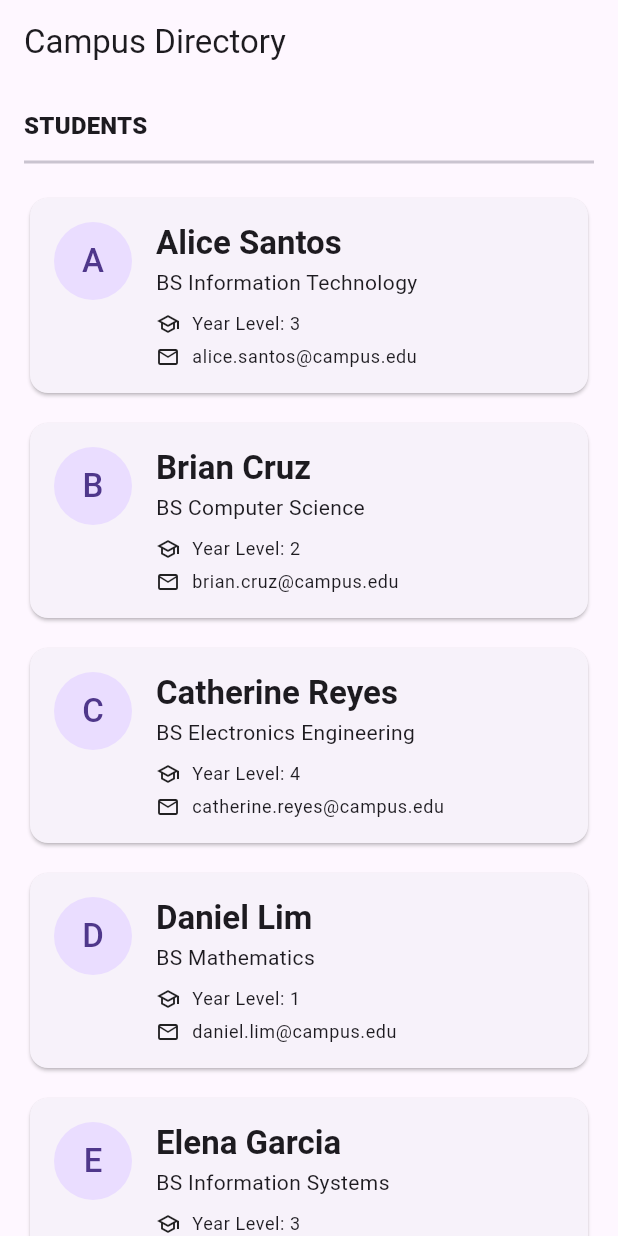
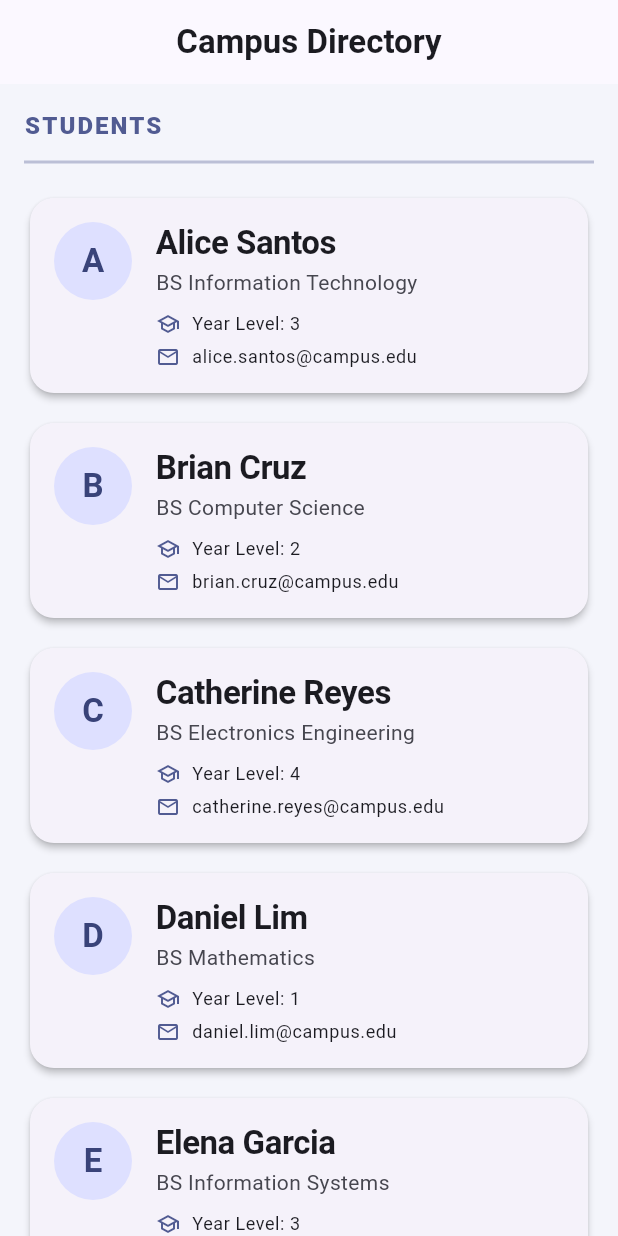
Before and after one commit to jayaguelo-spec/stateless-lab-jay, a Flutter app: the screen it shows after launch, on a phone screen of 412 x 824 dp. Run offline on Flutter 3.47's test engine with Material 3 defaults, Android fonts, the phone set to English and light mode, and no system bars.

Commit message:
Add theme and style customizations

```diff
--- a/lib/main.dart
+++ b/lib/main.dart
@@ -65,7 +65,17 @@ class DirectoryApp extends StatelessWidget {
   Widget build(BuildContext context) {
     return MaterialApp(
       title: 'Campus Directory',
-      theme: ThemeData(useMaterial3: true),
+      // CUSTOMIZATION 1: theme seed color is indigo instead of the default blue.
+      theme: ThemeData(
+        colorSchemeSeed: Colors.indigo,
+        useMaterial3: true,
+        // CUSTOMIZATION 2: tinted scaffold background so the cards stand out.
+        scaffoldBackgroundColor: const Color(0xFFF4F5FB),
+        appBarTheme: const AppBarTheme(
+          centerTitle: true,
+          elevation: 0,
+        ),
+      ),
       home: const DirectoryScreen(),
     );
   }
@@ -79,10 +89,13 @@ class DirectoryScreen extends StatelessWidget {
   Widget build(BuildContext context) {
     return Scaffold(
       appBar: AppBar(
-        title: const Text('Campus Directory'),
+        title: const Text(
+          'Campus Directory',
+          style: TextStyle(fontWeight: FontWeight.w700),
+        ),
       ),
       body: ListView(
-        padding: const EdgeInsets.all(16),
+        padding: const EdgeInsets.fromLTRB(16, 16, 16, 24),
         children: [
           const SectionHeader('Students'),
           const SizedBox(height: 12),
@@ -105,17 +118,27 @@ class SectionHeader extends StatelessWidget {
 
   @override
   Widget build(BuildContext context) {
+    final ColorScheme colors = Theme.of(context).colorScheme;
+
     return Column(
       crossAxisAlignment: CrossAxisAlignment.start,
       children: [
         Text(
           title.toUpperCase(),
           style: Theme.of(context).textTheme.titleMedium?.copyWith(
+                // CUSTOMIZATION 3: uppercase, letter-spaced heading in the
+                // theme's primary color instead of plain black text.
                 fontWeight: FontWeight.w800,
+                letterSpacing: 1.4,
+                color: colors.primary,
               ),
         ),
         const SizedBox(height: 4),
-        const Divider(thickness: 2),
+        // CUSTOMIZATION 4: thicker divider tinted with the primary color.
+        Divider(
+          thickness: 2,
+          color: colors.primary.withValues(alpha: 0.35),
+        ),
       ],
     );
   }
@@ -129,7 +152,14 @@ class StudentCard extends StatelessWidget {
 
   @override
   Widget build(BuildContext context) {
+    final ColorScheme colors = Theme.of(context).colorScheme;
+
     return Card(
+      // CUSTOMIZATION 5: 16px rounded corners instead of the default small radius.
+      shape: RoundedRectangleBorder(
+        borderRadius: BorderRadius.circular(16),
+      ),
+      elevation: 2,
       child: Padding(
         padding: const EdgeInsets.all(16),
         child: Row(
@@ -137,9 +167,16 @@ class StudentCard extends StatelessWidget {
           children: [
             CircleAvatar(
               radius: 26,
+              // CUSTOMIZATION 6: avatar uses the primaryContainer color and
+              // shows the first letter of the student's name.
+              backgroundColor: colors.primaryContainer,
+              foregroundColor: colors.onPrimaryContainer,
               child: Text(
                 student.name[0],
-                style: const TextStyle(fontSize: 22),
+                style: const TextStyle(
+                  fontSize: 22,
+                  fontWeight: FontWeight.bold,
+                ),
               ),
             ),
             const SizedBox(width: 16),
@@ -149,14 +186,20 @@ class StudentCard extends StatelessWidget {
                 children: [
                   Text(
                     student.name,
+                    // CUSTOMIZATION 7: name style is bold, larger and tightly
+                    // letter-spaced so it reads as the card's headline.
                     style: Theme.of(context).textTheme.titleLarge?.copyWith(
                           fontWeight: FontWeight.w700,
+                          letterSpacing: -0.3,
                         ),
                     overflow: TextOverflow.ellipsis,
                   ),
                   const SizedBox(height: 2),
                   Text(
                     student.course,
+                    style: Theme.of(context).textTheme.bodyMedium?.copyWith(
+                          color: colors.onSurfaceVariant,
+                        ),
                     overflow: TextOverflow.ellipsis,
                   ),
                   const SizedBox(height: 10),
@@ -187,7 +230,11 @@ class InfoRow extends StatelessWidget {
   Widget build(BuildContext context) {
     return Row(
       children: [
-        Icon(icon, size: 16),
+        Icon(
+          icon,
+          size: 16,
+          color: Theme.of(context).colorScheme.primary,
+        ),
         const SizedBox(width: 8),
         Expanded(
           child: Text(
```
